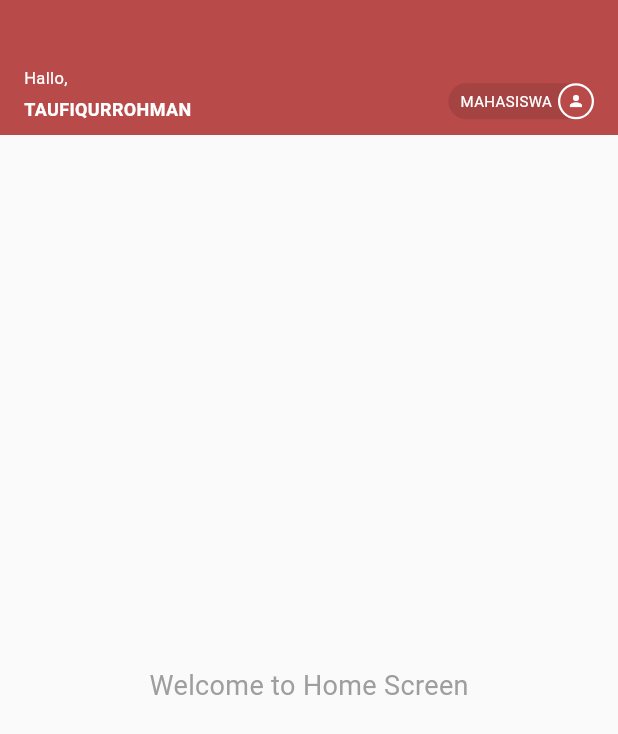
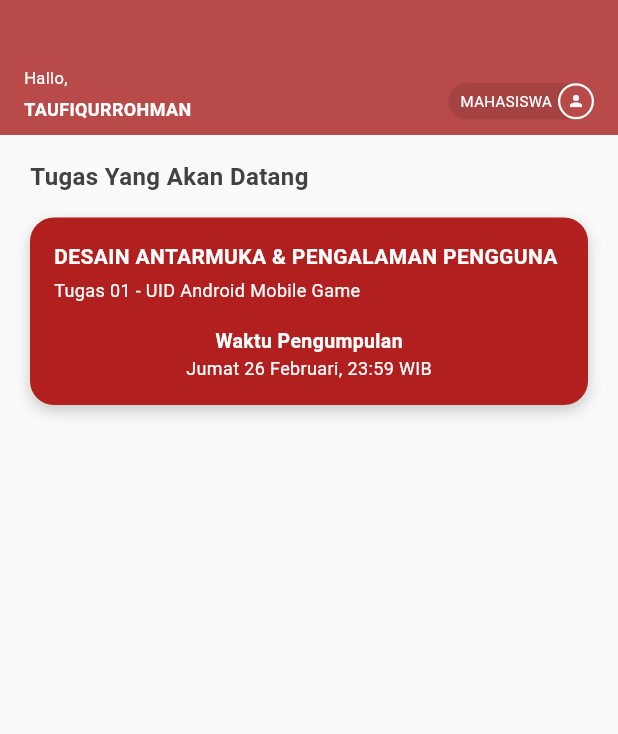
Before and after one commit to Taufiqurrohman58/mls_mobile, a Flutter app: the HomeScreen screen opened directly, on a phone screen of 412 x 824 dp. Shown: the top 734 px of the screen. Run offline on Flutter 3.47's test engine with Material 3 defaults, Android fonts, the phone set to English and light mode, and no system bars.

Commit message:
membuat card tugas yang akan datang pada halaman home

```diff
--- a/lib/screens/home_screen.dart
+++ b/lib/screens/home_screen.dart
@@ -60,10 +60,7 @@ class HomeScreen extends StatelessWidget {
                         ),
                         child: const Text(
                           'MAHASISWA',
-                          style: TextStyle(
-                            color: Colors.white,
-                            fontSize: 10,
-                          ),
+                          style: TextStyle(color: Colors.white, fontSize: 10),
                         ),
                       ),
                       Container(
@@ -83,18 +80,82 @@ class HomeScreen extends StatelessWidget {
                       ),
                     ],
                   ),
-                )
+                ),
               ],
             ),
           ),
           Expanded(
             child: Container(
               color: Colors.grey[50],
-              child: const Center(
-                child: Text(
-                  'Welcome to Home Screen',
-                  style: TextStyle(fontSize: 18, color: Colors.grey),
-                ),
+              child: Column(
+                crossAxisAlignment: CrossAxisAlignment.start,
+                children: [
+                  Container(
+                    margin: const EdgeInsets.only(top: 16, left: 20),
+                    child: const Text(
+                      'Tugas Yang Akan Datang',
+                      style: TextStyle(
+                        fontSize: 16,
+                        fontWeight: FontWeight.bold,
+                        color: Color(0xFF424242),
+                      ),
+                    ),
+                  ),
+                  const SizedBox(height: 16),
+                  Container(
+                    margin: const EdgeInsets.symmetric(horizontal: 20),
+                    padding: const EdgeInsets.all(16),
+                    decoration: BoxDecoration(
+                      color: const Color(0xFFB21F1F),
+                      borderRadius: BorderRadius.circular(16),
+                      boxShadow: [
+                        BoxShadow(
+                          color: Colors.black.withOpacity(0.2),
+                          blurRadius: 8,
+                          offset: const Offset(0, 4),
+                        ),
+                      ],
+                    ),
+                    child: Column(
+                      crossAxisAlignment: CrossAxisAlignment.start,
+                      children: [
+                        const Text(
+                          'DESAIN ANTARMUKA & PENGALAMAN PENGGUNA',
+                          style: TextStyle(
+                            fontSize: 14,
+                            fontWeight: FontWeight.bold,
+                            color: Colors.white,
+                          ),
+                        ),
+                        const SizedBox(height: 4),
+                        const Text(
+                          'Tugas 01 - UID Android Mobile Game',
+                          style: TextStyle(fontSize: 12, color: Colors.white),
+                        ),
+                        const SizedBox(height: 16),
+                        Center(
+                          child: Column(
+                            children: [
+                              const Text(
+                                'Waktu Pengumpulan',
+                                style: TextStyle(
+                                  fontWeight: FontWeight.bold,
+                                  color: Colors.white,
+                                  fontSize: 13
+                                ),
+                              ),
+                              const Text(
+                                'Jumat 26 Februari, 23:59 WIB',
+                                style: TextStyle(color: Colors.white, fontSize: 12),
+                              ),
+                            ],
+                          ),
+                        ),
+                      ],
+                    ),
+                  ),
+
+                ],
               ),
             ),
           ),
```
